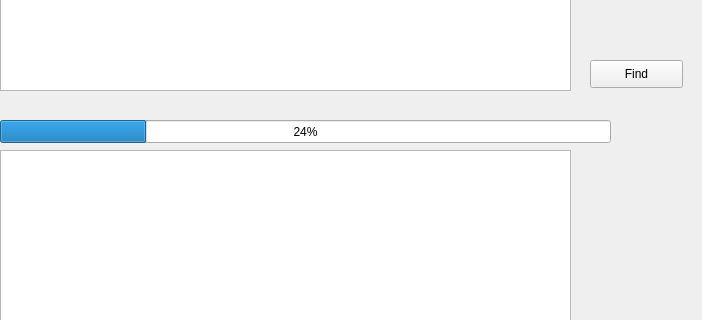
Qt form mainwindow.ui (VeronikaLapa/file_copies_finder) before a commit; both pictures show x 0 to 702 and y 168 to 488 of the 702 by 600 pixel window.
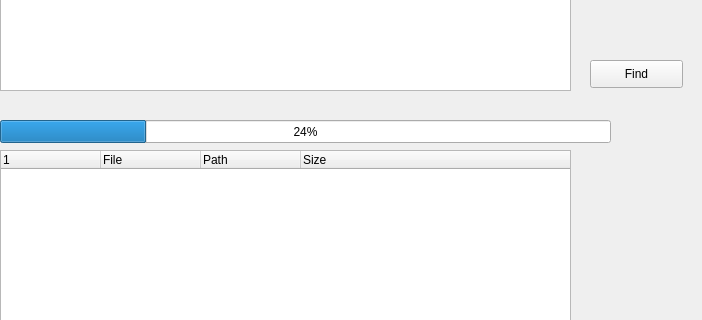
The same form after that commit.

What changed in the file:
```diff
--- a/mainwindow.ui
+++ b/mainwindow.ui
@@ -14,7 +14,10 @@
    <string>MainWindow</string>
   </property>
   <widget class="QWidget" name="centralWidget">
-   <widget class="QListView" name="listView">
+   <widget class="QTreeWidget" name="copiesTree">
+    <property name="enabled">
+     <bool>true</bool>
+    </property>
     <property name="geometry">
      <rect>
       <x>0</x>
@@ -23,6 +26,26 @@
       <height>281</height>
      </rect>
     </property>
+    <column>
+     <property name="text">
+      <string/>
+     </property>
+    </column>
+    <column>
+     <property name="text">
+      <string>File</string>
+     </property>
+    </column>
+    <column>
+     <property name="text">
+      <string>Path</string>
+     </property>
+    </column>
+    <column>
+     <property name="text">
+      <string>Size</string>
+     </property>
+    </column>
    </widget>
    <widget class="QPushButton" name="deleteButton">
     <property name="geometry">
```
